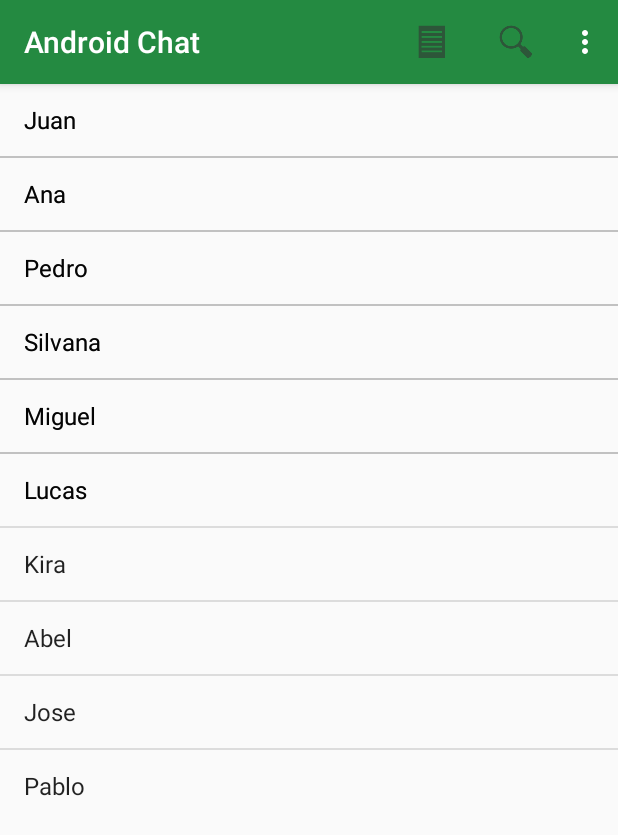
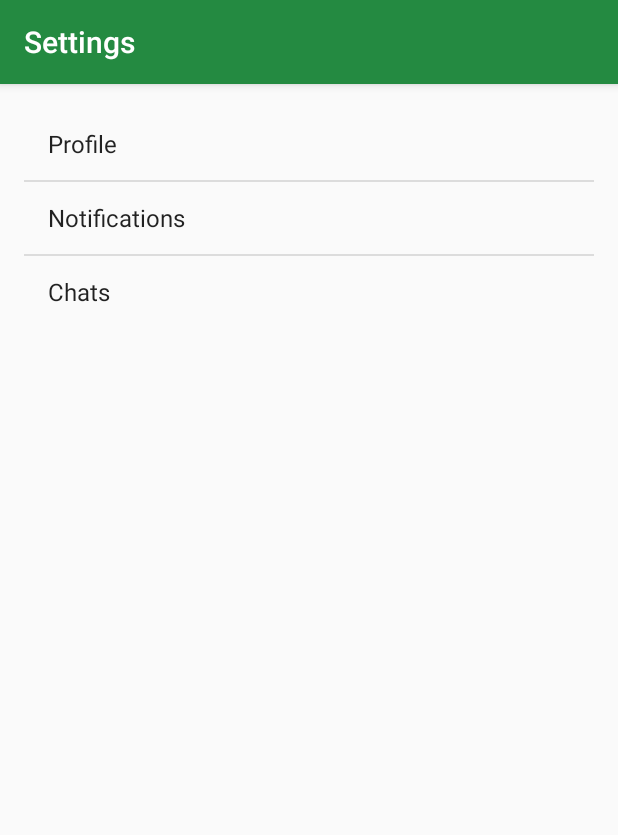
Before and after one commit to ja-bravo/Android-Chat, an Android app: the screen it shows after launch (MainActivity before the commit, SettingsActivity after it), in the options menu, after a tap on "Settings", on a phone screen of 412 x 824 dp. Shown: the top 835 px of the screen. Run offline under Robolectric (Android 15) with nearby library versions, the phone set to English and light mode, and no system bars.

Commit message:
Añadido opciones

```diff
--- a/AndroidChat/app/src/main/AndroidManifest.xml
+++ b/AndroidChat/app/src/main/AndroidManifest.xml
@@ -19,9 +19,13 @@
             </intent-filter>
         </activity>
         <activity
-                android:name=".ChatActivity"
-                android:label="Chat de ejemplo"
-                android:windowSoftInputMode="adjustResize">
+            android:name=".ChatActivity"
+            android:label="Chat de ejemplo"
+            android:windowSoftInputMode="adjustResize" >
+        </activity>
+        <activity
+            android:name=".Settings.SettingsActivity"
+            android:label="@string/title_activity_settings" >
         </activity>
     </application>
 
--- a/AndroidChat/app/src/main/java/com/example/jose/androidchat/ChatActivity.java
+++ b/AndroidChat/app/src/main/java/com/example/jose/androidchat/ChatActivity.java
@@ -54,12 +54,6 @@ public class ChatActivity extends AppCompatActivity implements View.OnClickListe
         // as you specify a parent activity in AndroidManifest.xml.
         int id = item.getItemId();
 
-        //noinspection SimplifiableIfStatement
-        if (id == R.id.newChat)
-        {
-
-        }
-
         return super.onOptionsItemSelected(item);
     }
 
--- a/AndroidChat/app/src/main/java/com/example/jose/androidchat/MainActivity.java
+++ b/AndroidChat/app/src/main/java/com/example/jose/androidchat/MainActivity.java
@@ -6,26 +6,25 @@ import android.os.Bundle;
 import android.support.v7.app.AppCompatActivity;
 import android.support.v7.widget.Toolbar;
 import android.util.Log;
-import android.view.Menu;
-import android.view.MenuItem;
-import android.view.View;
+import android.view.*;
 import android.widget.AdapterView;
 import android.widget.ArrayAdapter;
 import android.widget.ListView;
 import android.widget.TabHost;
 import android.widget.Toast;
+import com.example.jose.androidchat.Settings.SettingsActivity;
 
 
 public class MainActivity extends AppCompatActivity
 {
 
-    private ListView listaChats;
+    private ListView chatLists;
     private String[] chats = {"Juan", "Ana", "Pedro", "Silvana", "Miguel",
             "Lucas"};
 
-    private ListView listaContactos;
-    private String[] contactos = {"Juan", "Ana", "Pedro", "Silvana", "Miguel",
-            "Lucas", "Kira", "Abel", "Jose", "Pablo"};
+    private ListView contactsList;
+    private String[] contacts = {"Juan", "Ana", "Pedro", "Silvana", "Miguel",
+            "Lucas", "Kira", "Abel", "Jose", "Pablo","Abel", "Jose", "Pablo"};
 
     @Override
     protected void onCreate(Bundle savedInstanceState)
@@ -37,18 +36,18 @@ public class MainActivity extends AppCompatActivity
 
         Resources res = getResources();
 
-        TabHost tabs=(TabHost)findViewById(android.R.id.tabhost);
+        TabHost tabs= (TabHost) findViewById(android.R.id.tabhost);
         tabs.setup();
 
         TabHost.TabSpec spec=tabs.newTabSpec("mitab1");
         spec.setContent(R.id.tab1);
-        spec.setIndicator("CHATS",
+        spec.setIndicator(getResources().getString(R.string.chats),
                 res.getDrawable(android.R.drawable.ic_btn_speak_now));
         tabs.addTab(spec);
 
         spec=tabs.newTabSpec("mitab2");
         spec.setContent(R.id.tab2);
-        spec.setIndicator("CONTACTOS",
+        spec.setIndicator(getResources().getString(R.string.contacts),
                 res.getDrawable(android.R.drawable.ic_dialog_map));
         tabs.addTab(spec);
 
@@ -64,16 +63,18 @@ public class MainActivity extends AppCompatActivity
 
         // Chats
 
-        listaChats = (ListView)findViewById(R.id.lvChats);
+        chatLists = (ListView)findViewById(R.id.lvChats);
 
-        ArrayAdapter<String> adaptadorChats = new ArrayAdapter<String>(this, android.R.layout.simple_list_item_1, chats);
+        ArrayAdapter<String> chatAdapter = new ArrayAdapter<String>(this, android.R.layout.simple_list_item_1, chats);
 
-        listaChats.setAdapter(adaptadorChats);
+        chatLists.setAdapter(chatAdapter);
 
-        listaChats.setOnItemClickListener(new AdapterView.OnItemClickListener() {
+        chatLists.setOnItemClickListener(new AdapterView.OnItemClickListener()
+        {
 
             @Override
-            public void onItemClick(AdapterView<?> arg0, View arg1, int position, long id) {
+            public void onItemClick(AdapterView<?> arg0, View arg1, int position, long id)
+            {
                 // TODO Auto-generated method stub
                 Toast.makeText(getApplicationContext(), "Ha pulsado el item " + position, Toast.LENGTH_SHORT).show();
 
@@ -84,16 +85,18 @@ public class MainActivity extends AppCompatActivity
 
         // Contactos
 
-        listaContactos = (ListView)findViewById(R.id.lvContactos);
+        contactsList = (ListView)findViewById(R.id.lvContactos);
 
-        ArrayAdapter<String> adaptadorContactos = new ArrayAdapter<String>(this, android.R.layout.simple_list_item_1, contactos);
+        ArrayAdapter<String> contactsAdapter = new ArrayAdapter<String>(this, android.R.layout.simple_list_item_1, contacts);
 
-        listaContactos.setAdapter(adaptadorContactos);
+        contactsList.setAdapter(contactsAdapter);
 
-        listaContactos.setOnItemClickListener(new AdapterView.OnItemClickListener() {
+        contactsList.setOnItemClickListener(new AdapterView.OnItemClickListener()
+        {
 
             @Override
-            public void onItemClick(AdapterView<?> arg0, View arg1, int position, long id) {
+            public void onItemClick(AdapterView<?> arg0, View arg1, int position, long id)
+            {
                 // TODO Auto-generated method stub
                 Toast.makeText(getApplicationContext(), "Ha pulsado el item " + position, Toast.LENGTH_SHORT).show();
 
@@ -123,13 +126,23 @@ public class MainActivity extends AppCompatActivity
         {
             openNewChat();
         }
+        else if(id == R.id.action_settings)
+        {
+            openSettings();
+        }
 
         return super.onOptionsItemSelected(item);
     }
 
     private void openNewChat()
     {
-        Intent intent = new Intent(this, com.example.jose.androidchat.ChatActivity.class);
+        Intent intent = new Intent(this, ChatActivity.class);
+        startActivity(intent);
+    }
+
+    private void openSettings()
+    {
+        Intent intent = new Intent(this, SettingsActivity.class);
         startActivity(intent);
     }
 }
--- /dev/null
+++ b/AndroidChat/app/src/main/java/com/example/jose/androidchat/Settings/SettingsActivity.java
@@ -0,0 +1,28 @@
+package com.example.jose.androidchat.Settings;
+
+import android.support.v7.app.AppCompatActivity;
+import android.os.Bundle;
+import android.widget.ArrayAdapter;
+import android.widget.ListView;
+import com.example.jose.androidchat.R;
+
+public class SettingsActivity extends AppCompatActivity
+{
+    ListView settingsList;
+    String[] settings;
+
+    @Override
+    protected void onCreate(Bundle savedInstanceState)
+    {
+        super.onCreate(savedInstanceState);
+        setContentView(R.layout.activity_settings);
+
+        settings = new String[] {getResources().getString(R.string.settings_profile),
+                                 getResources().getString(R.string.settings_notifications),
+                                 getResources().getString(R.string.settings_chats)};
+
+        settingsList = (ListView) findViewById(R.id.settingsList);
+        ArrayAdapter<String> adapter = new ArrayAdapter<String>(this, android.R.layout.simple_list_item_1, settings);
+        settingsList.setAdapter(adapter);
+    }
+}
--- a/AndroidChat/app/src/main/res/layout/activity_chat.xml
+++ b/AndroidChat/app/src/main/res/layout/activity_chat.xml
@@ -1,5 +1,6 @@
 <?xml version="1.0" encoding="utf-8"?>
-<LinearLayout xmlns:android="http://schemas.android.com/apk/res/android"
+<LinearLayout
+        xmlns:android="http://schemas.android.com/apk/res/android"
         xmlns:tools="http://schemas.android.com/tools"
         android:layout_width="match_parent"
         android:layout_height="match_parent"
--- a/AndroidChat/app/src/main/res/layout/activity_main.xml
+++ b/AndroidChat/app/src/main/res/layout/activity_main.xml
@@ -7,7 +7,8 @@
         android:layout_height="match_parent"
         android:fitsSystemWindows="true"
         tools:context=".MainActivity"
-        android:orientation="vertical">
+        android:orientation="vertical"
+        android:background="@color/background">
 
     <android.support.design.widget.AppBarLayout
             android:layout_height="wrap_content"
@@ -18,7 +19,7 @@
                 android:id="@+id/toolbar"
                 android:layout_width="match_parent"
                 android:layout_height="?attr/actionBarSize"
-                android:background="#248a41"
+                android:background="@color/colorPrimary"
                 app:popupTheme="@style/AppTheme.PopupOverlay"/>
 
     </android.support.design.widget.AppBarLayout>
@@ -47,7 +48,7 @@
 
                                     <ListView
                                         android:id="@+id/lvChats"
-                                        android:layout_width="wrap_content"
+                                        android:layout_width="fill_parent"
                                         android:layout_height="wrap_content"/>
 
                                 </LinearLayout>
@@ -59,7 +60,7 @@
 
                                     <ListView
                                         android:id="@+id/lvContactos"
-                                        android:layout_width="wrap_content"
+                                        android:layout_width="fill_parent"
                                         android:layout_height="wrap_content"/>
 
                                 </LinearLayout>
--- /dev/null
+++ b/AndroidChat/app/src/main/res/layout/activity_settings.xml
@@ -0,0 +1,18 @@
+<?xml version="1.0" encoding="utf-8"?>
+<LinearLayout
+        xmlns:android="http://schemas.android.com/apk/res/android"
+        xmlns:tools="http://schemas.android.com/tools"
+        android:layout_width="match_parent"
+        android:layout_height="match_parent"
+        android:paddingLeft="@dimen/activity_horizontal_margin"
+        android:paddingRight="@dimen/activity_horizontal_margin"
+        android:paddingTop="@dimen/activity_vertical_margin"
+        android:paddingBottom="@dimen/activity_vertical_margin"
+        android:orientation="vertical"
+        tools:context="com.example.jose.androidchat.Settings.SettingsActivity">
+
+    <ListView
+            android:layout_width="match_parent"
+            android:layout_height="wrap_content"
+            android:id="@+id/settingsList"/>
+</LinearLayout>
--- a/AndroidChat/app/src/main/res/values/colors.xml
+++ b/AndroidChat/app/src/main/res/values/colors.xml
@@ -1,7 +1,7 @@
 <?xml version="1.0" encoding="utf-8"?>
 <resources>
-    <color name="colorPrimary">#3F51B5</color>
-    <color name="colorPrimaryDark">#303F9F</color>
+    <color name="colorPrimary">#248a41</color>
+    <color name="colorPrimaryDark">#1e7136</color>
     <color name="colorAccent">#FF4081</color>
     <color name="msgBackground">#EFFBFB</color>
     <color name="background">#ededed</color>
--- a/AndroidChat/app/src/main/res/values/strings.xml
+++ b/AndroidChat/app/src/main/res/values/strings.xml
@@ -5,4 +5,12 @@
     <string name="search">Search</string>
     <string name="newGroup">New Group</string>
     <string name="action_attach">Attach</string>
+    <string name="title_activity_settings">Settings</string>
+    <string name="chats">Chats</string>
+    <string name="contacts">Contactos</string>
+
+    <!-- Strings related to Settings -->
+    <string name="settings_profile">Profile</string>
+    <string name="settings_notifications">Notifications</string>
+    <string name="settings_chats">Chats</string>
 </resources>
--- a/AndroidChat/app/src/main/res/values/styles.xml
+++ b/AndroidChat/app/src/main/res/values/styles.xml
@@ -10,6 +10,9 @@
     <style name="AppTheme.NoActionBar">
         <item name="windowActionBar">false</item>
         <item name="windowNoTitle">true</item>
+        <item name="colorPrimary">@color/colorPrimary</item>
+        <item name="colorPrimaryDark">@color/colorPrimaryDark</item>
+        <item name="colorAccent">@color/colorAccent</item>
     </style>
     <style name="AppTheme.AppBarOverlay"
            parent="ThemeOverlay.AppCompat.Dark.ActionBar"/>
```
Lines whose indentation alone changed are shown as unchanged.
